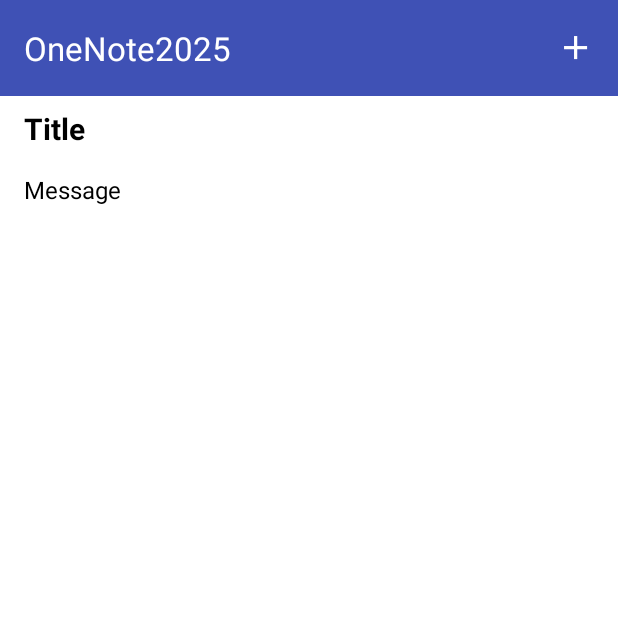
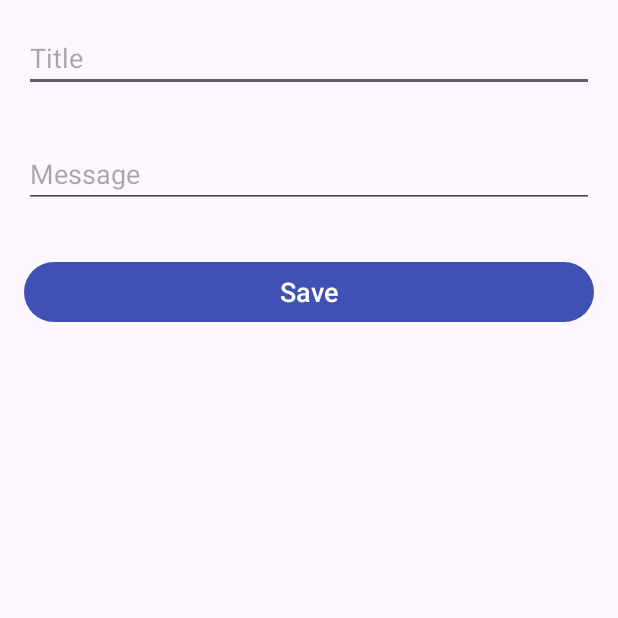
Before and after one commit to snagy8319/OneNote2025_SN, an Android app: the NoteListActivity screen opened directly, with no data from a screen before it, after a tap on "Add", on a phone screen of 412 x 824 dp, the top half of it. Run offline under Robolectric (Android 15) with nearby library versions, the light colour scheme and no system bars.

Commit message:
Added NoteEditActivity.kt and activity_note_edit.xml.

```diff
--- a/app/src/main/AndroidManifest.xml
+++ b/app/src/main/AndroidManifest.xml
@@ -24,6 +24,9 @@
         <activity
             android:name=".NoteListActivity">
         </activity>
+        <activity
+            android:name=".NoteEditActivity">
+        </activity>
     </application>
 
 </manifest>
--- /dev/null
+++ b/app/src/main/java/com/onenote/android/NoteEditActivity.kt
@@ -0,0 +1,12 @@
+package com.onenote.android
+
+import androidx.appcompat.app.AppCompatActivity
+import android.os.Bundle
+
+class NoteEditActivity : AppCompatActivity() {
+
+    override fun onCreate(savedInstanceState: Bundle?) {
+        super.onCreate(savedInstanceState)
+        setContentView(R.layout.activity_note_edit)
+    }
+}
--- a/app/src/main/java/com/onenote/android/NoteListActivity.kt
+++ b/app/src/main/java/com/onenote/android/NoteListActivity.kt
@@ -1,5 +1,6 @@
 package com.onenote.android
 
+import android.content.Intent
 import android.os.Bundle
 import android.view.Menu
 import android.view.MenuItem
@@ -22,8 +23,10 @@ class NoteListActivity : AppCompatActivity() {
 
     override fun onOptionsItemSelected(item: MenuItem): Boolean {
         if (item.itemId == R.id.add) {
-            // TODO Open NoteEditActivity which includes
-            //  2 EditTextViews with hint and a save button
+
+            // Open NoteEditActivity
+            val intent = Intent(this, NoteEditActivity::class.java)
+            startActivity(intent)
         }
 
         return super.onOptionsItemSelected(item)
--- /dev/null
+++ b/app/src/main/res/layout/activity_note_edit.xml
@@ -0,0 +1,29 @@
+<?xml version="1.0" encoding="utf-8"?>
+<LinearLayout xmlns:android="http://schemas.android.com/apk/res/android"
+    android:layout_width="match_parent"
+    android:layout_height="match_parent"
+    android:orientation="vertical">
+
+    <EditText
+        android:id="@+id/noteEditTitle"
+        android:layout_width="match_parent"
+        android:layout_height="wrap_content"
+        android:layout_margin="@dimen/margin_medium"
+        android:hint="@string/title"/>
+
+    <EditText
+        android:id="@+id/noteEditMessage"
+        android:layout_width="match_parent"
+        android:layout_height="wrap_content"
+        android:layout_margin="@dimen/margin_medium"
+        android:hint="@string/message"/>
+
+    <Button
+        android:id="@+id/buttonSave"
+        android:layout_width="match_parent"
+        android:layout_height="wrap_content"
+        android:layout_margin="@dimen/margin_medium"
+        android:text="@string/save"
+        style="@style/Button"/>
+
+</LinearLayout>
--- a/app/src/main/res/values/strings.xml
+++ b/app/src/main/res/values/strings.xml
@@ -5,4 +5,5 @@
     <string name="title">Title</string>
     <string name="message">Message</string>
     <string name="add">Add</string>
+    <string name="save">Save</string>
 </resources>
```
Also changed, not shown: 1 other file.
